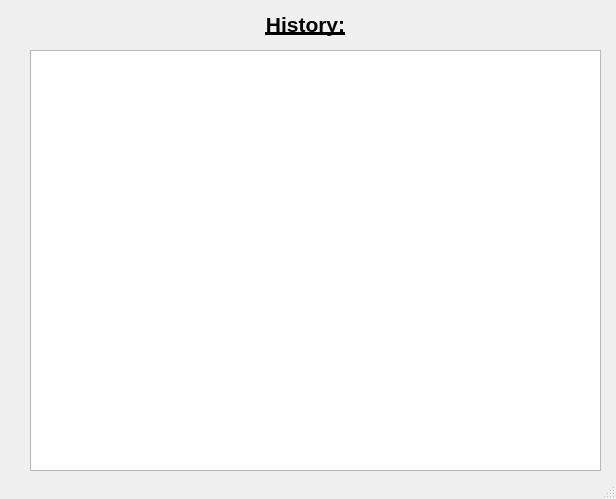
Old version of the form Linpop/historywindow.ui in the repository BAKFR/linpop.
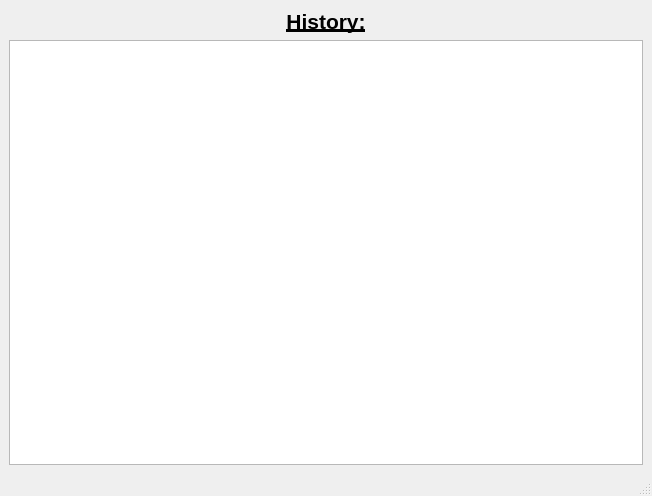
New version of the form.

Commit message: now you can resize interfaces

```diff
--- a/Linpop/historywindow.ui
+++ b/Linpop/historywindow.ui
@@ -6,37 +6,30 @@
    <rect>
     <x>0</x>
     <y>0</y>
-    <width>616</width>
-    <height>499</height>
+    <width>652</width>
+    <height>496</height>
    </rect>
   </property>
   <property name="windowTitle">
    <string>MainWindow</string>
   </property>
   <widget class="QWidget" name="centralwidget">
-   <widget class="QTextEdit" name="textHistory">
-    <property name="geometry">
-     <rect>
-      <x>30</x>
-      <y>50</y>
-      <width>571</width>
-      <height>421</height>
-     </rect>
-    </property>
-   </widget>
+   <layout class="QVBoxLayout" name="verticalLayout_2">
+    <item>
+     <layout class="QVBoxLayout" name="verticalLayout">
+      <item>
    <widget class="QLabel" name="label">
-    <property name="geometry">
-     <rect>
-      <x>10</x>
-      <y>9</y>
-      <width>591</width>
-      <height>31</height>
-     </rect>
-    </property>
     <property name="text">
      <string>&lt;html&gt;&lt;head/&gt;&lt;body&gt;&lt;p align=&quot;center&quot;&gt;&lt;span style=&quot; font-size:16pt; font-weight:600; text-decoration: underline;&quot;&gt;History:&lt;/span&gt;&lt;/p&gt;&lt;/body&gt;&lt;/html&gt;</string>
     </property>
    </widget>
+      </item>
+      <item>
+       <widget class="QTextEdit" name="textHistory"/>
+      </item>
+     </layout>
+    </item>
+   </layout>
   </widget>
   <widget class="QStatusBar" name="statusBar"/>
  </widget>
```
Lines whose indentation alone changed are shown as unchanged.
